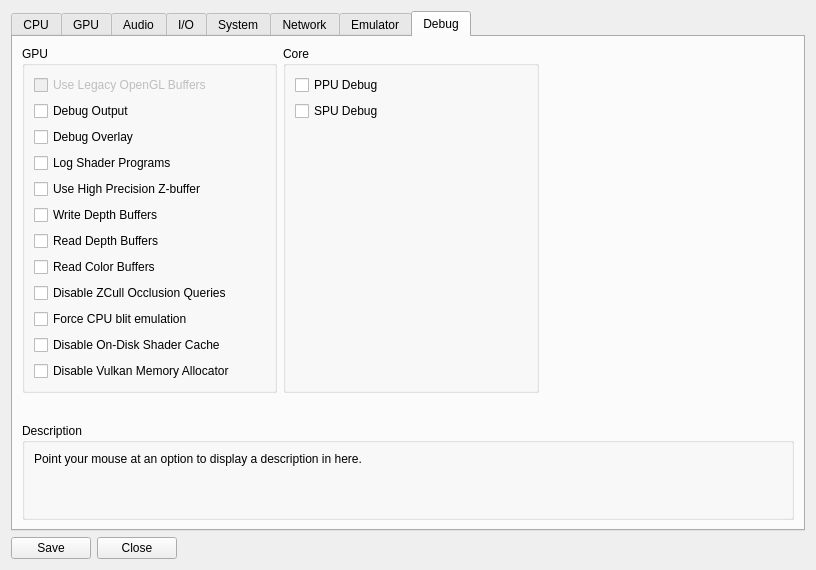
This is rpcs3/rpcs3qt/settings_dialog.ui in RPCS3/rpcs3 as Qt 5 draws it before an edit. The edited form follows.
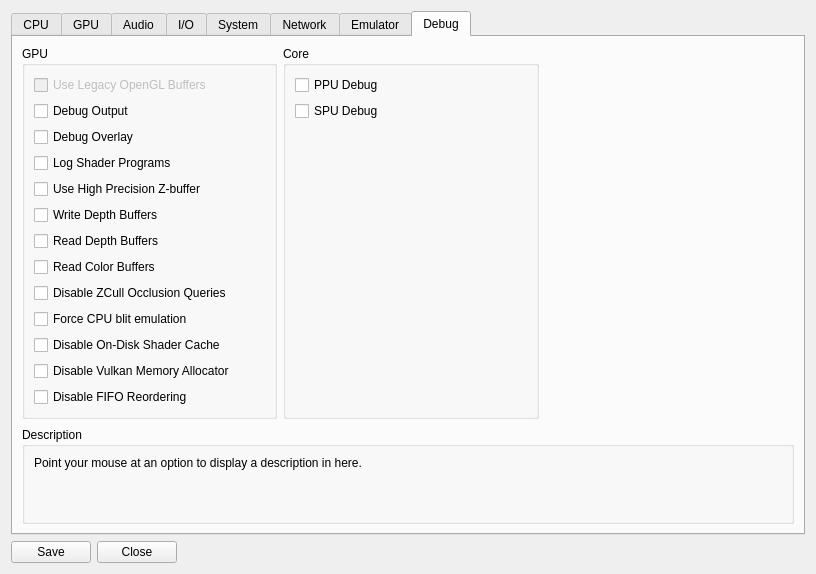
This is the edited form. The open tabs and pages were chosen to show the change. Icons and pictures are not drawn.

Commit message: rsx: Promote FIFO optimizations outside of strict mode - The benefits of FIFO optimizations are huge in some cases.   The optimizations also do not break any tested applications so no need to disable with strict mode - A debug option is provided to disable this behaviour for testing

Diff of the .ui file:
```diff
--- a/rpcs3/rpcs3qt/settings_dialog.ui
+++ b/rpcs3/rpcs3qt/settings_dialog.ui
@@ -1705,7 +1705,14 @@
                 <string>Disable Vulkan Memory Allocator</string>
                </property>
               </widget>
-            </item>             
+            </item>
+            <item>
+             <widget class="QCheckBox" name="disableFIFOReordering">
+              <property name="text">
+               <string>Disable FIFO Reordering</string>
+              </property>
+             </widget>
+            </item>
            </layout>
           </widget>
          </item>
```
Left out of the diff: 2 changed lines with no effect on the pictures. Lines whose indentation alone changed are shown as unchanged. The commit also changes 7 other files.
